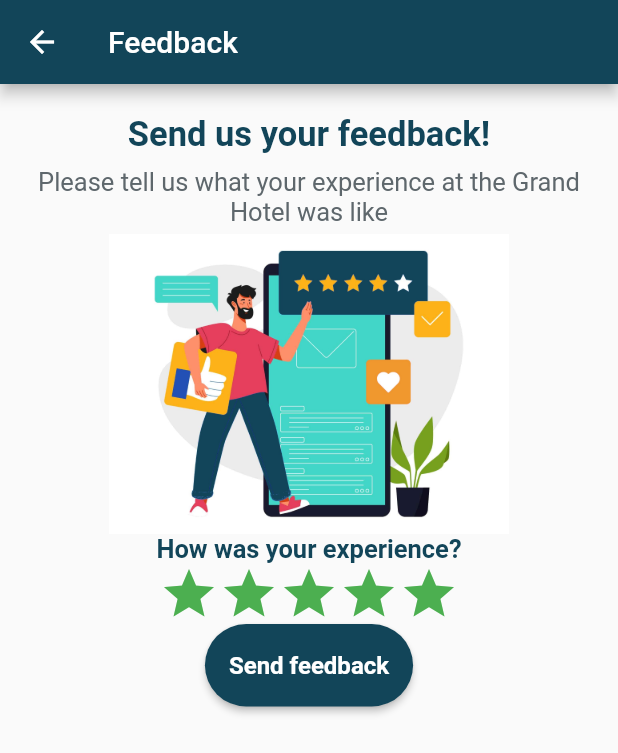
After one commit to AprioteseAndreea/Licence-HotelApp, a Flutter app: the Feedback screen opened directly, after a tap on the "add comment" icon, on a phone screen of 412 x 824 dp. The commit adds this screen. Shown: the top 753 px of the screen. Run offline on Flutter 3.47's test engine with Material 2 defaults, Android fonts, the phone set to English and light mode, and no system bars; drawn by our look-alikes of smooth_star_rating; our stand-ins replace cloud_firestore, firebase_auth, firebase_core, shared_preferences; missing offline and left inert: cloud_firestore_web, firebase_auth_web, firebase_core_web, shared_preferences_web; accounts and stored records are empty.

Commit message:
Working on Add Feedback Fragment

```diff
--- /dev/null
+++ b/Hotel-App/lib/screens/user_screens/add_feedback.dart
@@ -0,0 +1,122 @@
+import 'package:first_app_flutter/models/feedback_model.dart';
+import 'package:first_app_flutter/screens/services/feedback_service.dart';
+import 'package:smooth_star_rating/smooth_star_rating.dart';
+import 'package:flutter/cupertino.dart';
+import 'package:flutter/material.dart';
+import 'package:provider/provider.dart';
+
+class AddFeedback extends StatefulWidget {
+  const AddFeedback({Key? key}) : super(key: key);
+  @override
+  _AddFeedback createState() => _AddFeedback();
+}
+
+class _AddFeedback extends State<AddFeedback> {
+  final GlobalKey<FormState> _formkey = GlobalKey<FormState>();
+  late List<FeedbackModel> feedbacks = [];
+
+  double rating = 5.0;
+  @override
+  void initState() {
+    super.initState();
+  }
+
+  @override
+  Widget build(BuildContext context) {
+    final feedbackService = Provider.of<FeedbackService>(context);
+    feedbacks = feedbackService.getFeedbacks();
+
+    return Scaffold(
+        appBar: AppBar(
+          title: const Text('Feedback'),
+        ),
+        body: SafeArea(
+          child: SingleChildScrollView(
+            child: Column(
+              children: [
+                const SizedBox(height: 20),
+
+                const Text(
+                  "Send us your feedback!",
+                  style: TextStyle(
+                    color: Color(0xFF124559),
+                    fontSize: 23,
+                    fontWeight: FontWeight.bold,
+                  ),
+                ),
+                const Padding(
+                  padding:
+                      EdgeInsets.only(left: 20, right: 20, bottom: 5, top: 8),
+                  child: Text(
+                    "Please tell us what your experience at the Grand Hotel was like",
+                    style: TextStyle(
+                      color: Color(0xFF5E676C),
+                      fontSize: 17,
+                      fontWeight: FontWeight.normal,
+                    ),
+                    textAlign: TextAlign.center,
+                  ),
+                ),
+
+                Image.asset(
+                  'assets/images/feedback_image_two.jpg',
+                  height: 200,
+                ), //   <--- image
+                Padding(
+                  padding: const EdgeInsets.only(left: 20, right: 20),
+                  child: Form(
+                    key: _formkey,
+                    child: Column(
+                      crossAxisAlignment: CrossAxisAlignment.center,
+                      children: [
+                        const Text(
+                          "How was your experience?",
+                          style: TextStyle(
+                            color: Color(0xFF124559),
+                            fontSize: 17,
+                            fontWeight: FontWeight.bold,
+                          ),
+                          textAlign: TextAlign.start,
+                        ),
+                        SmoothStarRating(
+                          allowHalfRating: true,
+                          onRated: (v) {
+                            setState(() {
+                              rating = v;
+                            });
+                          },
+                          rating: 5.0,
+                          starCount: 5,
+                          size: 40.0,
+                          isReadOnly: true,
+                          color: Colors.green,
+                          borderColor: Colors.green,
+                          spacing: 0.0,
+                        ),
+                        MaterialButton(
+                          onPressed: () {},
+                          height: 55,
+                          color: Theme.of(context).primaryColor,
+                          textColor: Colors.white,
+                          shape: RoundedRectangleBorder(
+                            borderRadius: BorderRadius.circular(30),
+                          ),
+                          child: const Text(
+                            "Send feedback",
+                            style: TextStyle(
+                              fontSize: 16,
+                              fontWeight: FontWeight.bold,
+                            ),
+                          ),
+                        ),
+                        const SizedBox(height: 15),
+                      ],
+                    ),
+                  ),
+                ),
+              ],
+            ),
+          ),
+        ));
+  }
+}
--- a/Hotel-App/lib/screens/user_screens/feedback.dart
+++ b/Hotel-App/lib/screens/user_screens/feedback.dart
@@ -7,6 +7,7 @@ import 'package:intl/intl.dart';
 import 'package:intl/date_symbol_data_local.dart';
 import 'package:provider/provider.dart';
 
+import 'add_feedback.dart';
 import 'notifiers.dart';
 
 class Feedback extends StatefulWidget {
@@ -30,6 +31,19 @@ class _Feedback extends State<Feedback> {
     return Scaffold(
         appBar: AppBar(
           title: const Text('Feedback'),
+          actions: [
+            IconButton(
+              icon: const Icon(Icons.add_comment),
+              onPressed: () => {
+                Navigator.push(
+                  context,
+                  MaterialPageRoute(
+                    builder: (context) => const AddFeedback(),
+                  ),
+                )
+              },
+            ),
+          ],
         ),
         body: SafeArea(
           child: SingleChildScrollView(
--- a/Hotel-App/lib/screens/user_screens/get_room.dart
+++ b/Hotel-App/lib/screens/user_screens/get_room.dart
@@ -260,7 +260,7 @@ class _GetRoom extends State<GetRoom> {
                             value: _adultsNumberValue,
                             //elevation: 5,
                             style: const TextStyle(color: Color(0xFF124559)),
-                            iconEnabledColor: Color(0xFF124559),
+                            iconEnabledColor: const Color(0xFF124559),
                             items: <String>[
                               '1',
                               '2',
--- a/Hotel-App/pubspec.yaml
+++ b/Hotel-App/pubspec.yaml
@@ -41,6 +41,8 @@ dependencies:
   shared_preferences: ^2.0.5
   flutter_bloc: ^7.3.1
   rxdart: ^0.27.2
+  smooth_star_rating: ^1.1.1
+
 
 dev_dependencies:
   flutter_test:
```
Also changed, not shown: Hotel-App/assets/images/feedback_image.png (added), Hotel-App/assets/images/feedback_image_two.jpg (added), Hotel-App/pubspec.lock, 1 other file.
